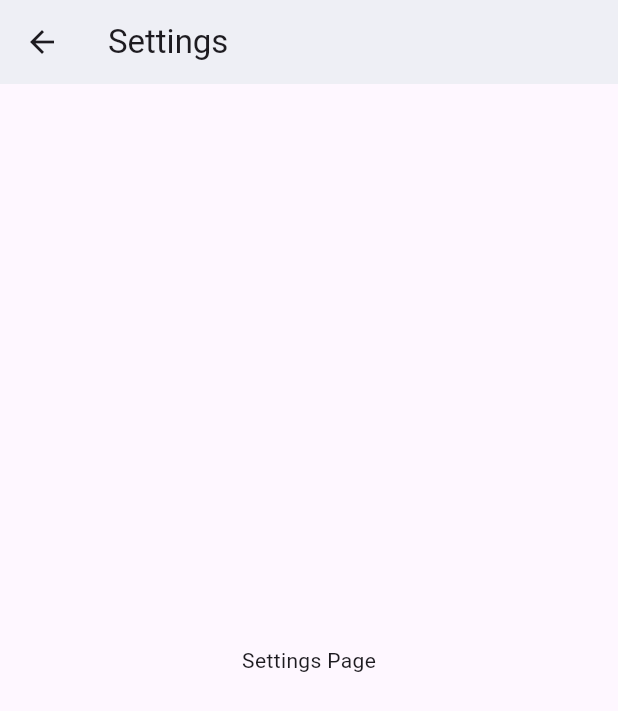
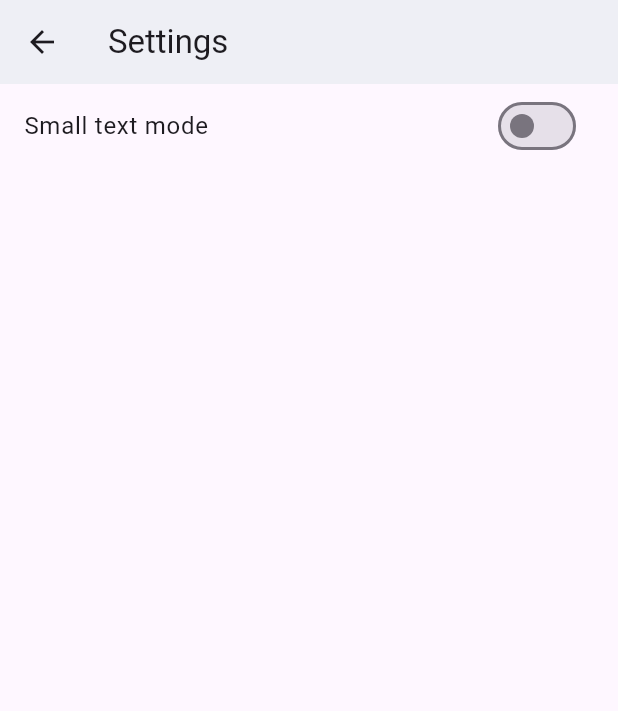
Before and after one commit to max-programming/todo_app_flutter, a Flutter app: the SettingsPage screen opened directly, on a phone screen of 412 x 824 dp. Shown: the top 711 px of the screen. Run offline on Flutter 3.47's test engine with Material 2 defaults, Android fonts, the phone set to English and light mode, and no system bars; our stand-ins replace fluttertoast.

Commit message:
Add one setting

```diff
--- a/lib/screens/settings.dart
+++ b/lib/screens/settings.dart
@@ -1,8 +1,15 @@
 import 'package:flutter/material.dart';
 import 'package:todo_app/constants/colors.dart';
 
-class SettingsPage extends StatelessWidget {
+class SettingsPage extends StatefulWidget {
   const SettingsPage({super.key});
+
+  @override
+  State<SettingsPage> createState() => _SettingsPageState();
+}
+
+class _SettingsPageState extends State<SettingsPage> {
+  bool smallTextMode = false;
 
   @override
   Widget build(BuildContext context) {
@@ -12,8 +19,22 @@ class SettingsPage extends StatelessWidget {
         backgroundColor: tdBGColor,
         title: Text('Settings'),
       ),
-      body: Center(
-        child: Text('Settings Page'),
+      body: Container(
+        child: Column(
+          children: [
+            ListTile(
+              title: Text("Small text mode"),
+              trailing: Switch(
+                value: smallTextMode,
+                onChanged: (value) {
+                  setState(() {
+                    smallTextMode = value;
+                  });
+                },
+              ),
+            ),
+          ],
+        ),
       ),
     );
   }
```
